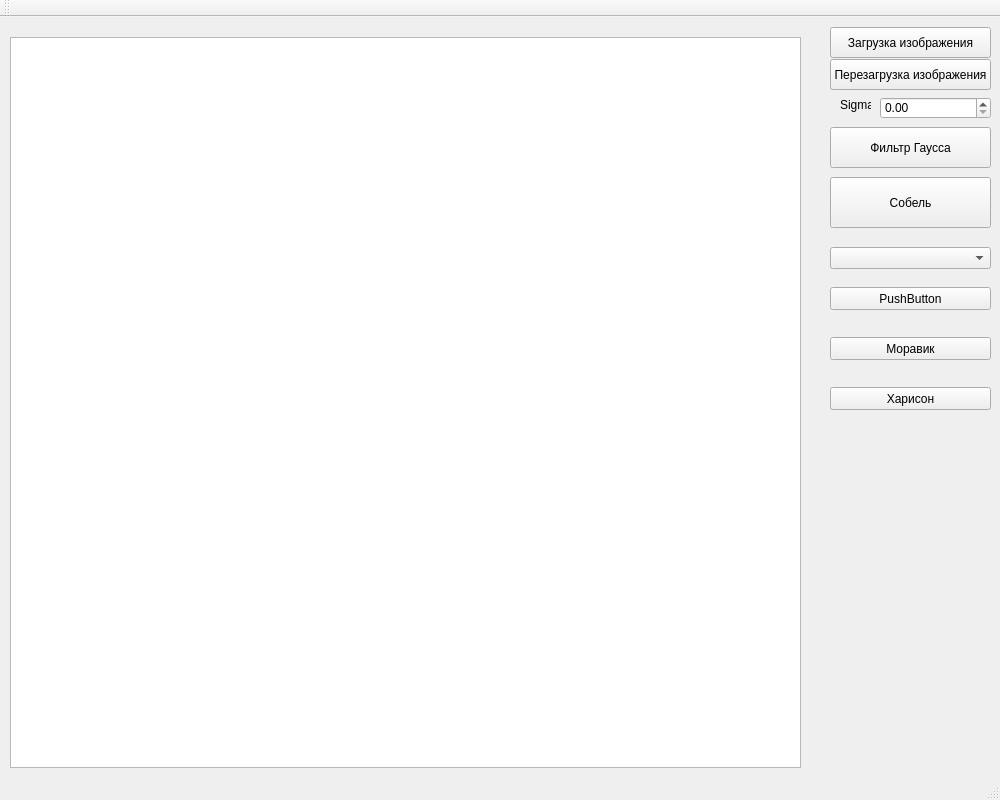
The window that mainwindow.ui (StenFox/Image) describes before a commit, drawn with Qt 5.
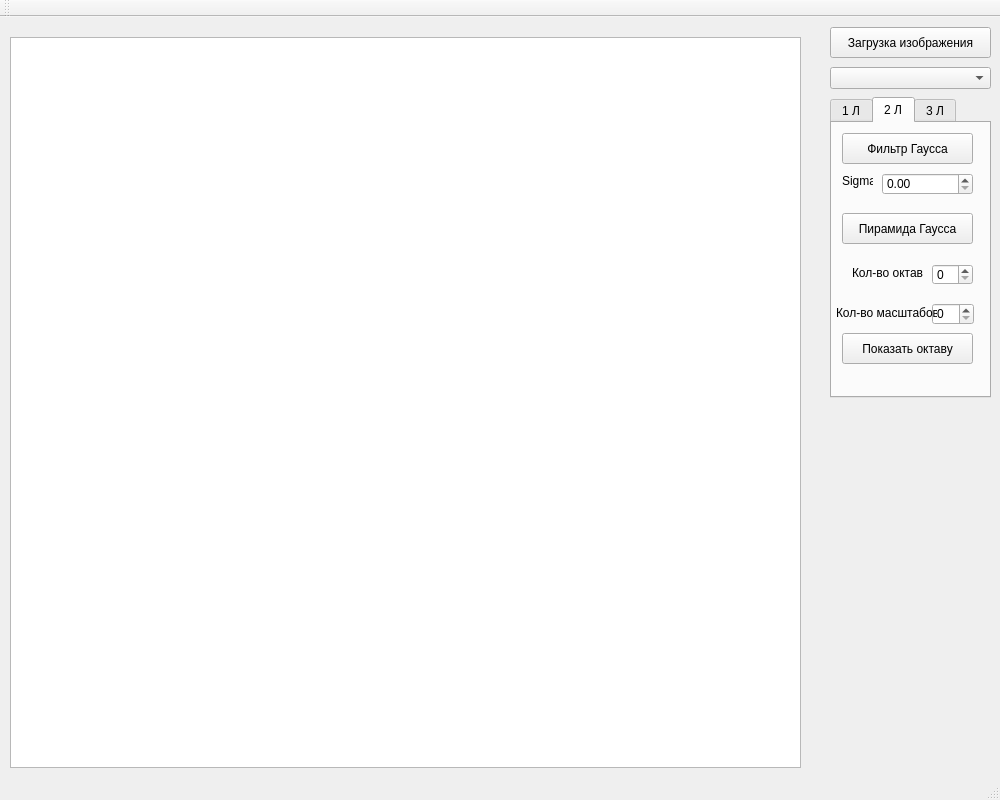
The same window after the commit.

```diff
--- a/mainwindow.ui
+++ b/mainwindow.ui
@@ -40,45 +40,6 @@
      <string>TextLabel</string>
     </property>
    </widget>
-   <widget class="QPushButton" name="GaussBlurButton">
-    <property name="geometry">
-     <rect>
-      <x>830</x>
-      <y>110</y>
-      <width>161</width>
-      <height>41</height>
-     </rect>
-    </property>
-    <property name="text">
-     <string>Фильтр Гаусса</string>
-    </property>
-   </widget>
-   <widget class="QDoubleSpinBox" name="doubleSpinBox">
-    <property name="geometry">
-     <rect>
-      <x>880</x>
-      <y>80</y>
-      <width>111</width>
-      <height>22</height>
-     </rect>
-    </property>
-    <property name="singleStep">
-     <double>0.100000000000000</double>
-    </property>
-   </widget>
-   <widget class="QPushButton" name="SobelButton">
-    <property name="geometry">
-     <rect>
-      <x>830</x>
-      <y>160</y>
-      <width>161</width>
-      <height>51</height>
-     </rect>
-    </property>
-    <property name="text">
-     <string>Собель</string>
-    </property>
-   </widget>
    <widget class="QLabel" name="label_2">
     <property name="geometry">
      <rect>
@@ -96,51 +57,12 @@
     <property name="geometry">
      <rect>
       <x>830</x>
-      <y>230</y>
+      <y>50</y>
       <width>161</width>
       <height>22</height>
      </rect>
     </property>
    </widget>
-   <widget class="QPushButton" name="ReloadImageButton">
-    <property name="geometry">
-     <rect>
-      <x>830</x>
-      <y>42</y>
-      <width>161</width>
-      <height>31</height>
-     </rect>
-    </property>
-    <property name="text">
-     <string>Перезагрузка изображения</string>
-    </property>
-   </widget>
-   <widget class="QLabel" name="label_Sigma">
-    <property name="geometry">
-     <rect>
-      <x>840</x>
-      <y>80</y>
-      <width>31</width>
-      <height>16</height>
-     </rect>
-    </property>
-    <property name="text">
-     <string>Sigma</string>
-    </property>
-   </widget>
-   <widget class="QPushButton" name="pushButton">
-    <property name="geometry">
-     <rect>
-      <x>830</x>
-      <y>270</y>
-      <width>161</width>
-      <height>23</height>
-     </rect>
-    </property>
-    <property name="text">
-     <string>PushButton</string>
-    </property>
-   </widget>
    <widget class="QGraphicsView" name="graphicsView">
     <property name="geometry">
      <rect>
@@ -151,31 +73,183 @@
      </rect>
     </property>
    </widget>
-   <widget class="QPushButton" name="MoravecButton">
+   <widget class="QTabWidget" name="tabWidget">
     <property name="geometry">
      <rect>
       <x>830</x>
-      <y>320</y>
+      <y>80</y>
       <width>161</width>
-      <height>23</height>
+      <height>301</height>
      </rect>
     </property>
-    <property name="text">
-     <string>Моравик</string>
+    <property name="currentIndex">
+     <number>1</number>
     </property>
-   </widget>
-   <widget class="QPushButton" name="HarrisonButton">
-    <property name="geometry">
-     <rect>
-      <x>830</x>
-      <y>370</y>
-      <width>161</width>
-      <height>23</height>
-     </rect>
-    </property>
-    <property name="text">
-     <string>Харисон</string>
-    </property>
+    <widget class="QWidget" name="lab1">
+     <attribute name="title">
+      <string>1 Л</string>
+     </attribute>
+     <widget class="QPushButton" name="SobelButton">
+      <property name="geometry">
+       <rect>
+        <x>0</x>
+        <y>10</y>
+        <width>151</width>
+        <height>31</height>
+       </rect>
+      </property>
+      <property name="text">
+       <string>Собель</string>
+      </property>
+     </widget>
+    </widget>
+    <widget class="QWidget" name="lab2">
+     <attribute name="title">
+      <string>2 Л</string>
+     </attribute>
+     <widget class="QPushButton" name="GaussBlurButton">
+      <property name="geometry">
+       <rect>
+        <x>10</x>
+        <y>10</y>
+        <width>131</width>
+        <height>31</height>
+       </rect>
+      </property>
+      <property name="text">
+       <string>Фильтр Гаусса</string>
+      </property>
+     </widget>
+     <widget class="QDoubleSpinBox" name="doubleSpinBox">
+      <property name="geometry">
+       <rect>
+        <x>50</x>
+        <y>50</y>
+        <width>91</width>
+        <height>22</height>
+       </rect>
+      </property>
+      <property name="singleStep">
+       <double>0.100000000000000</double>
+      </property>
+     </widget>
+     <widget class="QLabel" name="label_Sigma">
+      <property name="geometry">
+       <rect>
+        <x>10</x>
+        <y>50</y>
+        <width>31</width>
+        <height>16</height>
+       </rect>
+      </property>
+      <property name="text">
+       <string>Sigma</string>
+      </property>
+     </widget>
+     <widget class="QPushButton" name="pushButton">
+      <property name="geometry">
+       <rect>
+        <x>10</x>
+        <y>90</y>
+        <width>131</width>
+        <height>31</height>
+       </rect>
+      </property>
+      <property name="text">
+       <string>Пирамида Гаусса</string>
+      </property>
+     </widget>
+     <widget class="QSpinBox" name="spinBox">
+      <property name="geometry">
+       <rect>
+        <x>100</x>
+        <y>141</y>
+        <width>41</width>
+        <height>21</height>
+       </rect>
+      </property>
+     </widget>
+     <widget class="QSpinBox" name="spinBox_2">
+      <property name="geometry">
+       <rect>
+        <x>100</x>
+        <y>180</y>
+        <width>42</width>
+        <height>22</height>
+       </rect>
+      </property>
+     </widget>
+     <widget class="QLabel" name="label_3">
+      <property name="geometry">
+       <rect>
+        <x>20</x>
+        <y>142</y>
+        <width>71</width>
+        <height>16</height>
+       </rect>
+      </property>
+      <property name="text">
+       <string>Кол-во октав</string>
+      </property>
+     </widget>
+     <widget class="QLabel" name="label_4">
+      <property name="geometry">
+       <rect>
+        <x>4</x>
+        <y>182</y>
+        <width>101</width>
+        <height>16</height>
+       </rect>
+      </property>
+      <property name="text">
+       <string>Кол-во масштабов</string>
+      </property>
+     </widget>
+     <widget class="QPushButton" name="showOctave">
+      <property name="geometry">
+       <rect>
+        <x>10</x>
+        <y>210</y>
+        <width>131</width>
+        <height>31</height>
+       </rect>
+      </property>
+      <property name="text">
+       <string>Показать октаву</string>
+      </property>
+     </widget>
+    </widget>
+    <widget class="QWidget" name="lab3">
+     <attribute name="title">
+      <string>3 Л</string>
+     </attribute>
+     <widget class="QPushButton" name="MoravecButton">
+      <property name="geometry">
+       <rect>
+        <x>0</x>
+        <y>10</y>
+        <width>161</width>
+        <height>23</height>
+       </rect>
+      </property>
+      <property name="text">
+       <string>Моравик</string>
+      </property>
+     </widget>
+     <widget class="QPushButton" name="HarrisonButton">
+      <property name="geometry">
+       <rect>
+        <x>0</x>
+        <y>50</y>
+        <width>161</width>
+        <height>23</height>
+       </rect>
+      </property>
+      <property name="text">
+       <string>Харисон</string>
+      </property>
+     </widget>
+    </widget>
    </widget>
   </widget>
   <widget class="QMenuBar" name="menuBar">
```
